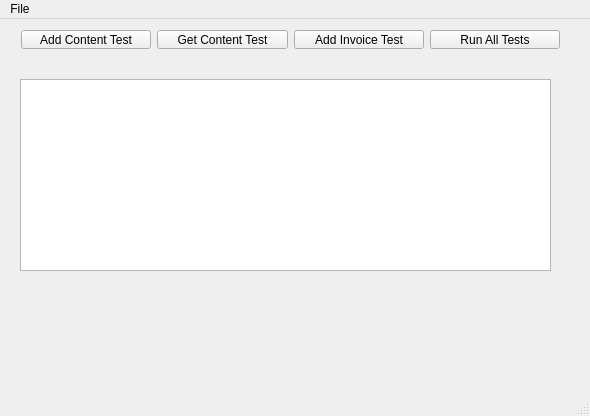
The window that cuTPSClient/mainwindow.ui (Davidj361/cuTPS) describes before a commit, drawn with Qt 5.
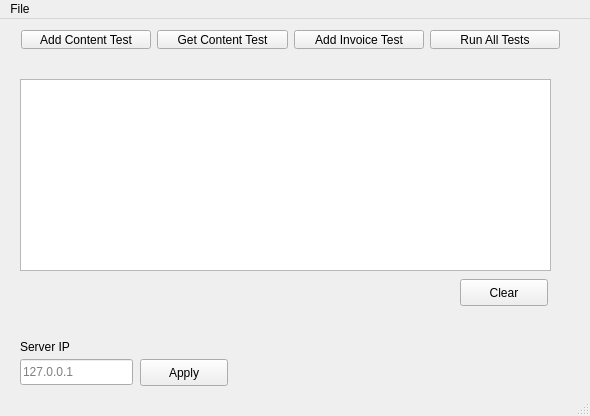
The same window after the commit.

Commit message: Added clear button and ability to set server ip address

```diff
--- a/cuTPSClient/mainwindow.ui
+++ b/cuTPSClient/mainwindow.ui
@@ -64,6 +64,58 @@
      </item>
     </layout>
    </widget>
+   <widget class="QPushButton" name="btnClear">
+    <property name="geometry">
+     <rect>
+      <x>460</x>
+      <y>260</y>
+      <width>88</width>
+      <height>27</height>
+     </rect>
+    </property>
+    <property name="text">
+     <string>Clear</string>
+    </property>
+   </widget>
+   <widget class="QLineEdit" name="txtServerIP">
+    <property name="geometry">
+     <rect>
+      <x>20</x>
+      <y>340</y>
+      <width>113</width>
+      <height>26</height>
+     </rect>
+    </property>
+    <property name="placeholderText">
+     <string>127.0.0.1</string>
+    </property>
+   </widget>
+   <widget class="QPushButton" name="btnSetIP">
+    <property name="geometry">
+     <rect>
+      <x>140</x>
+      <y>340</y>
+      <width>88</width>
+      <height>27</height>
+     </rect>
+    </property>
+    <property name="text">
+     <string>Apply</string>
+    </property>
+   </widget>
+   <widget class="QLabel" name="label">
+    <property name="geometry">
+     <rect>
+      <x>20</x>
+      <y>320</y>
+      <width>58</width>
+      <height>16</height>
+     </rect>
+    </property>
+    <property name="text">
+     <string>Server IP</string>
+    </property>
+   </widget>
   </widget>
   <widget class="QMenuBar" name="menuBar">
    <property name="geometry">
```
The commit also changes 2 other files.
